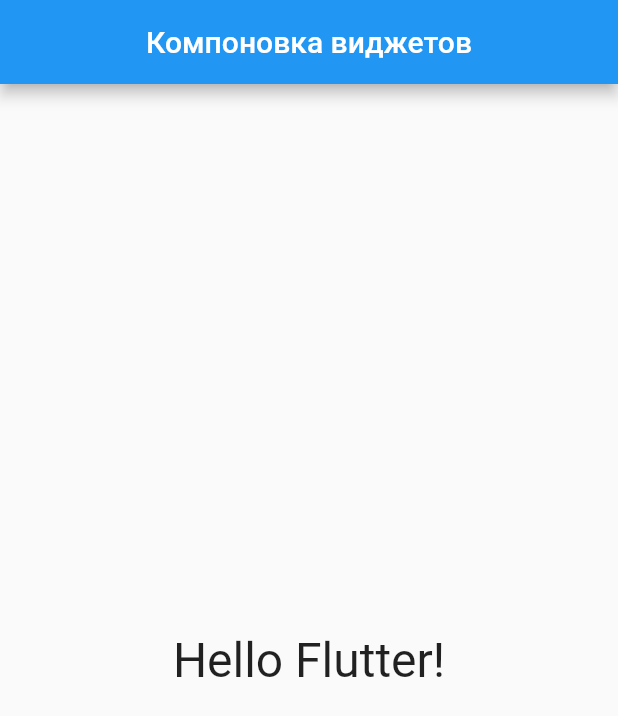
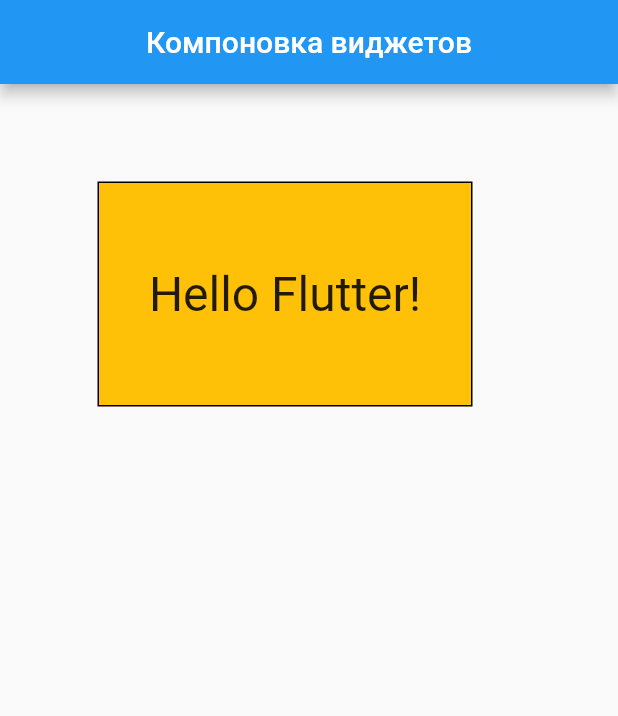
Before and after one commit to sergeykondr/flutter_exercise, a Flutter app: the screen it shows after launch, on a phone screen of 412 x 824 dp. Shown: the top 716 px of the screen. Run offline on Flutter 3.47's test engine with Material 2 defaults, Android fonts, the phone set to English and light mode, and no system bars.

Commit message:
Container

```diff
--- a/layout_widgets/lib/main.dart
+++ b/layout_widgets/lib/main.dart
@@ -11,10 +11,16 @@
         title: Text("Компоновка виджетов"),
         centerTitle: true,
       ),
-      body: Align( //Center
-        //alignment: Alignment.topCenter,
-        //alignment: Alignment(0.5, 0.5),
-        alignment: Alignment.center,
+      body: Container(
+        decoration: BoxDecoration(
+          color: Colors.amber,
+          border: Border.all(),
+        ),
+        width: 250,
+        height: 150,
+        padding: EdgeInsets.all(16),
+        margin: EdgeInsets.all(65),
+        alignment: Alignment.center ,
         child: Text(
           'Hello Flutter!',
           style: TextStyle(fontSize: 32),
```
